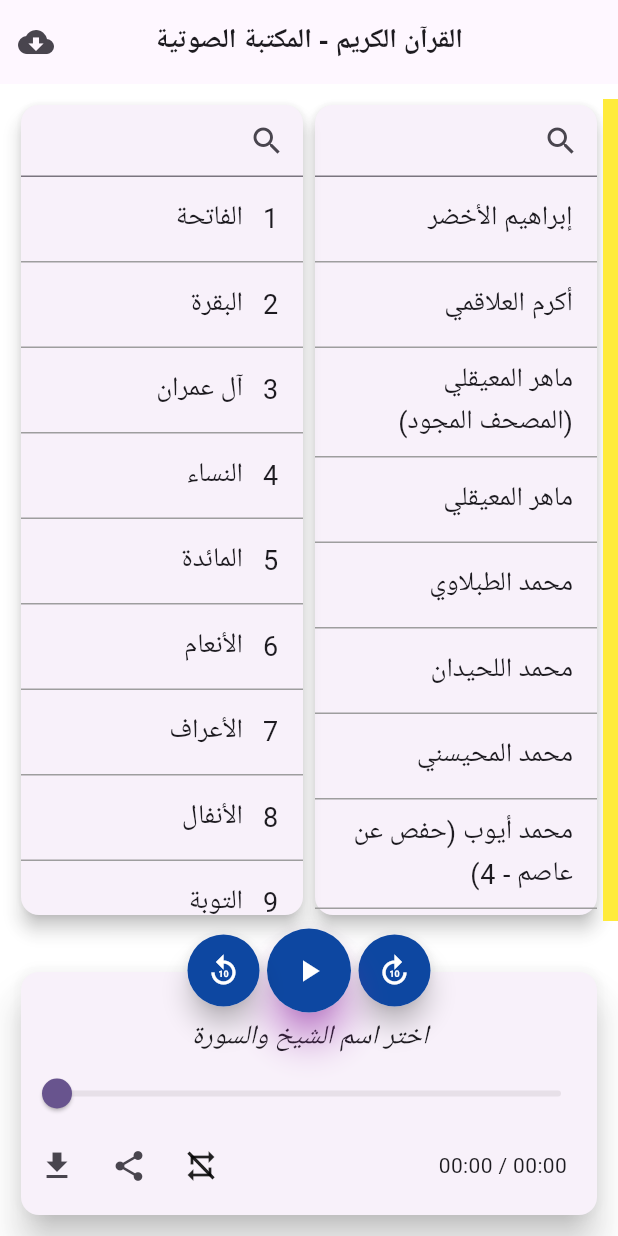
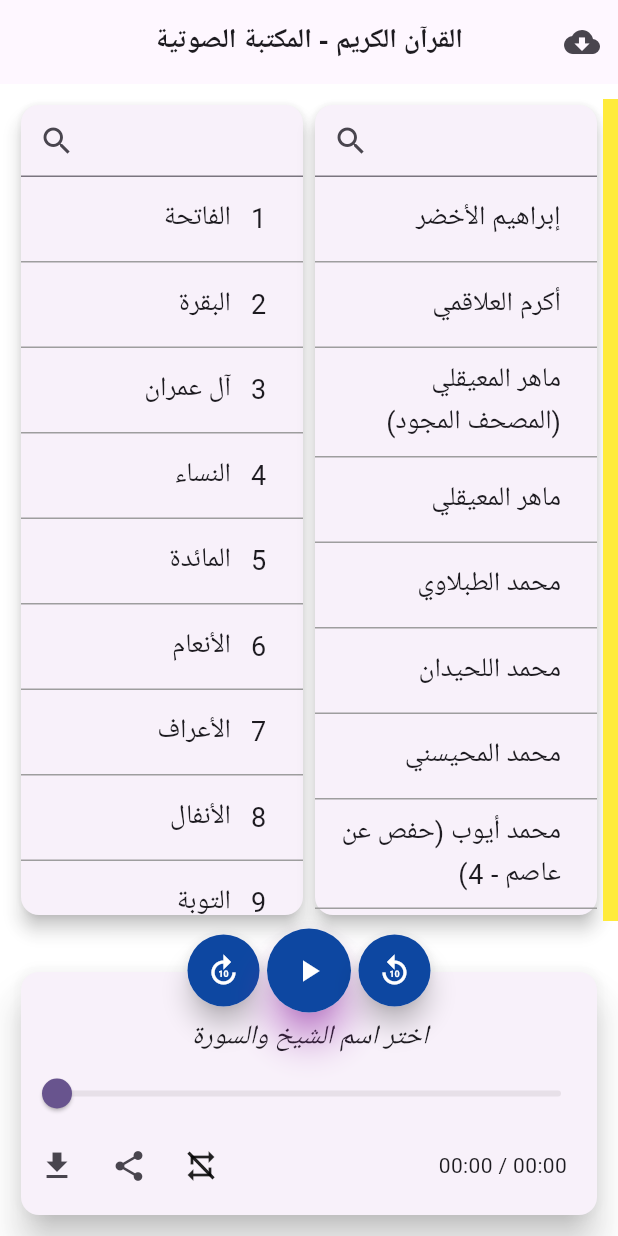
Before and after one commit to AhmedAndroid1998/portfolio_flutter_quran_mp3, a Flutter app: the screen it shows after launch, on a phone screen of 412 x 824 dp. Run offline on Flutter 3.47's test engine with Material 3 defaults, Android fonts, the phone set to English and light mode, and no system bars; our stand-ins replace audioplayers, device_info_plus, dio, fluttertoast, get, permission_handler.

Commit message:
remove rtl layout from the  main screen as it changed the position   of even the action items in the appBar to be on the left of the title

```diff
--- a/lib/main.dart
+++ b/lib/main.dart
@@ -1,5 +1,4 @@
 import 'package:flutter/material.dart';
-import 'package:flutter_localizations/flutter_localizations.dart';
 import 'package:get/get.dart';
 import 'package:quran_mp3/controllers/audio_controller.dart';
 import 'package:quran_mp3/controllers/download_controller.dart';
@@ -29,15 +28,6 @@ class QuranAudioLibraryApp extends StatelessWidget {
       theme: ThemeData(
         colorScheme: ColorScheme.fromSeed(seedColor: Colors.deepPurple),
       ),
-
-      /// the app will be Arabic-first.
-      supportedLocales: const [Locale('ar')],
-      locale: const Locale('ar'),
-      localizationsDelegates: const [
-        GlobalMaterialLocalizations.delegate,
-        GlobalWidgetsLocalizations.delegate,
-        GlobalCupertinoLocalizations.delegate,
-      ],
       home: MyHomePage(),
     );
   }
--- a/lib/screens/home_page.dart
+++ b/lib/screens/home_page.dart
@@ -46,15 +46,15 @@ class MyHomePage extends StatelessWidget {
                   children: [
                     // Reciters + Surahs Section
                     AnimatedSlide(
-                      duration: const Duration(milliseconds: 400),
+                      duration: const Duration(milliseconds: 300),
                       curve: Curves.easeInOut,
                       offset: isDownloads
-                          ? const Offset(-1.0, 0.0) // slide out to left
+                          ? const Offset(-1.0, 1.0) // slide out to left
                           : Offset.zero, // visible
                       child: const Row(
                         children: [
+                          Expanded(child: SurahListWidget()),
                           Expanded(child: ReciterListWidget()),
-                          Expanded(child: SurahListWidget()),
                         ],
                       ),
                     ),
--- a/lib/widgets/ui_audio_player_section.dart
+++ b/lib/widgets/ui_audio_player_section.dart
@@ -48,30 +48,25 @@ class _AudioPlayerSectionState extends State<AudioPlayerSection> {
                     final trackTotalDuration =
                         audioCtrl.totalDuration.value.inSeconds.toDouble();
 
-                    return Directionality(
-                      ///to change the direction of the Slider
-                      textDirection: TextDirection.ltr,
-                      child: Slider(
-                          min: 0,
-                          max: trackTotalDuration,
-                          value: trackCurrentPos,
-                          onChanged: (value) {
-                            audioCtrl.seekTo(Duration(seconds: value.toInt()));
-                          }),
-                    );
+                    return Slider(
+                        min: 0,
+                        max: trackTotalDuration,
+                        value: trackCurrentPos,
+                        onChanged: (value) {
+                          audioCtrl.seekTo(Duration(seconds: value.toInt()));
+                        });
                   },
                 ),
                 Row(
                   mainAxisAlignment: MainAxisAlignment.spaceBetween,
                   children: [
-                    Padding(
-                      padding: EdgeInsets.only(right: 20),
-                      child: Obx(
-                        () => Text(audioCtrl.timing.value),
-                      ),
-                    ),
                     Row(
                       children: [
+                        DownloadButton(),
+                        IconButton(
+                          onPressed: () {},
+                          icon: const Icon(Icons.share),
+                        ),
                         Obx(
                           () => IconButton(
                             onPressed: () => audioCtrl.toggleRepeat(),
@@ -80,12 +75,13 @@ class _AudioPlayerSectionState extends State<AudioPlayerSection> {
                                 : const Icon(Icons.repeat),
                           ),
                         ),
-                        IconButton(
-                          onPressed: () {},
-                          icon: const Icon(Icons.share),
-                        ),
-                        DownloadButton(),
                       ],
+                    ),
+                    Padding(
+                      padding: EdgeInsets.only(right: 20),
+                      child: Obx(
+                        () => Text(audioCtrl.timing.value),
+                      ),
                     ),
                   ],
                 )
```
